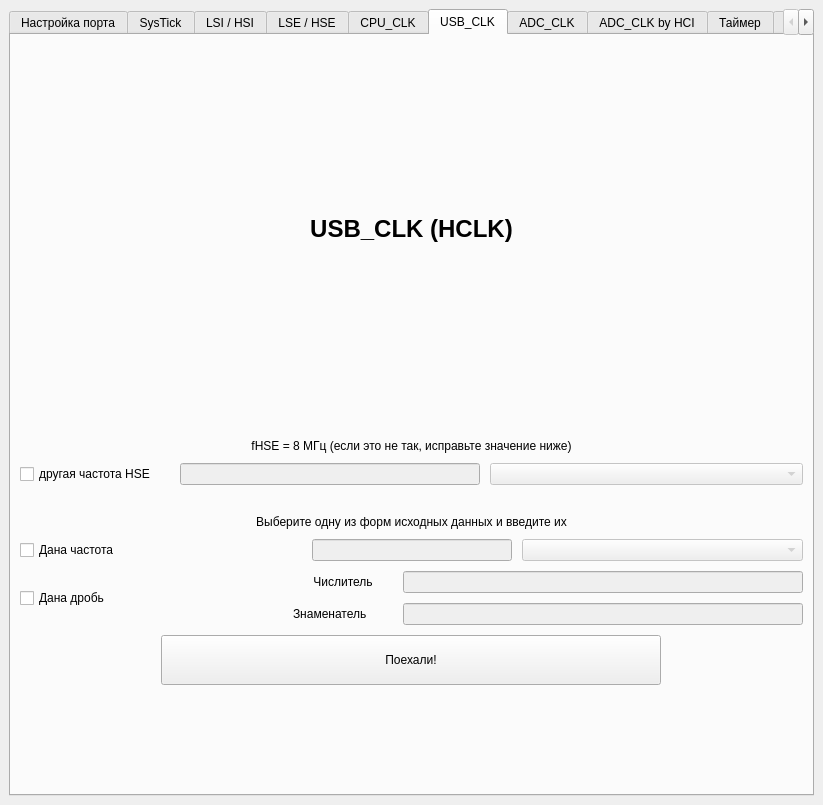
TimurRahimov/1986BE93Y-CodeGenerator, file main.ui: the form before one commit.
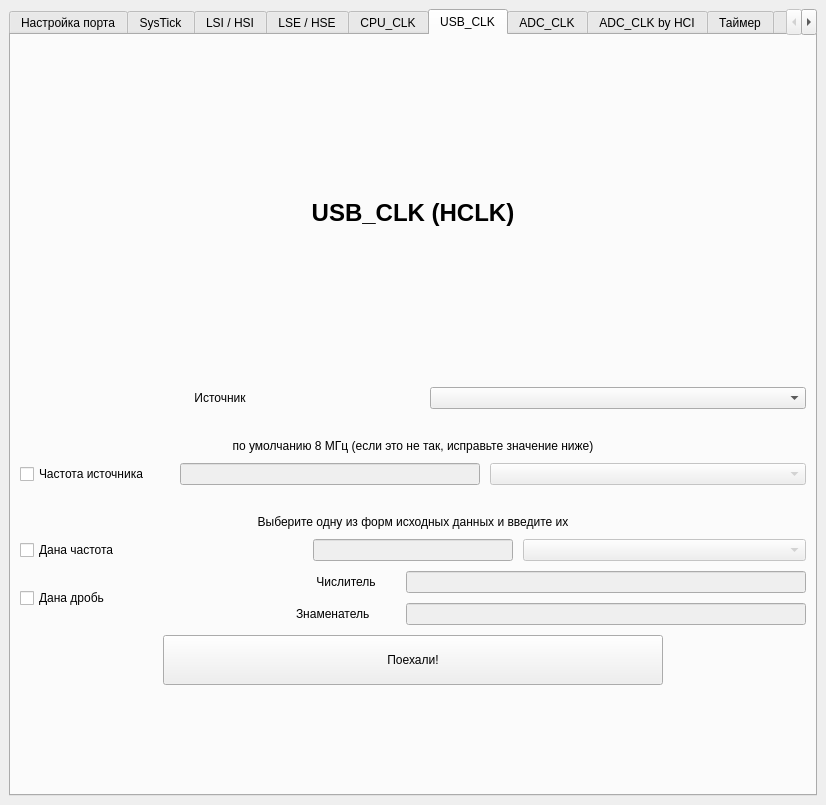
The form after the commit. The open tabs and pages were chosen to show the change.

Commit message: Add HSI HSE to USB

The edit to the form file:
```diff
--- a/main.ui
+++ b/main.ui
@@ -6,7 +6,7 @@
    <rect>
     <x>0</x>
     <y>0</y>
-    <width>823</width>
+    <width>826</width>
     <height>805</height>
    </rect>
   </property>
@@ -1482,6 +1482,54 @@
             <property name="bottomMargin">
              <number>100</number>
             </property>
+            <item>
+             <layout class="QHBoxLayout" name="horizontalLayout_51">
+              <property name="leftMargin">
+               <number>0</number>
+              </property>
+              <property name="rightMargin">
+               <number>0</number>
+              </property>
+              <property name="bottomMargin">
+               <number>0</number>
+              </property>
+              <item>
+               <widget class="QLabel" name="label_58">
+                <property name="minimumSize">
+                 <size>
+                  <width>400</width>
+                  <height>0</height>
+                 </size>
+                </property>
+                <property name="maximumSize">
+                 <size>
+                  <width>100</width>
+                  <height>16777215</height>
+                 </size>
+                </property>
+                <property name="text">
+                 <string>Источник</string>
+                </property>
+                <property name="alignment">
+                 <set>Qt::AlignCenter</set>
+                </property>
+               </widget>
+              </item>
+              <item>
+               <widget class="QComboBox" name="comboBox_9_source">
+                <property name="enabled">
+                 <bool>true</bool>
+                </property>
+                <property name="maximumSize">
+                 <size>
+                  <width>16777215</width>
+                  <height>16777215</height>
+                 </size>
+                </property>
+               </widget>
+              </item>
+             </layout>
+            </item>
             <item>
              <spacer name="horizontalSpacer_10">
               <property name="orientation">
@@ -1498,7 +1546,7 @@
             <item>
              <widget class="QLabel" name="label_33">
               <property name="text">
-               <string>fHSE = 8 МГц (если это не так, исправьте значение ниже)</string>
+               <string>по умолчанию 8 МГц (если это не так, исправьте значение ниже)</string>
               </property>
               <property name="alignment">
                <set>Qt::AlignCenter</set>
@@ -1525,7 +1573,7 @@
                  </size>
                 </property>
                 <property name="text">
-                 <string>другая частота HSE</string>
+                 <string>Частота источника</string>
                 </property>
                </widget>
               </item>
```
Left out of the diff: 2 changed lines with no effect on the pictures. The commit also changes 2 other files.
